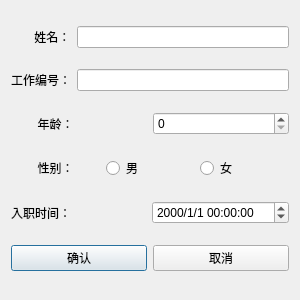
Qt form database/CarRent2/addworkerinfo.ui (iyuge2/hust-mylab) before a commit.
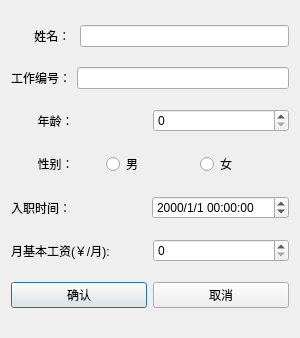
The same form after that commit.

What changed in the file:
```diff
--- a/database/CarRent2/addworkerinfo.ui
+++ b/database/CarRent2/addworkerinfo.ui
@@ -7,7 +7,7 @@
     <x>0</x>
     <y>0</y>
     <width>300</width>
-    <height>300</height>
+    <height>338</height>
    </rect>
   </property>
   <property name="windowTitle">
@@ -19,7 +19,7 @@
      <item>
       <widget class="QLabel" name="label">
        <property name="text">
-        <string>       姓名：</string>
+        <string>       姓名： </string>
        </property>
       </widget>
      </item>
@@ -112,6 +112,24 @@
      </item>
     </layout>
    </item>
+   <item>
+    <layout class="QHBoxLayout" name="horizontalLayout_7">
+     <item>
+      <widget class="QLabel" name="label_6">
+       <property name="text">
+        <string>月基本工资(￥/月):</string>
+       </property>
+      </widget>
+     </item>
+     <item>
+      <widget class="QSpinBox" name="spinBox_2">
+       <property name="maximum">
+        <number>100000</number>
+       </property>
+      </widget>
+     </item>
+    </layout>
+   </item>
    <item>
     <layout class="QHBoxLayout" name="horizontalLayout_6">
      <item>
```
